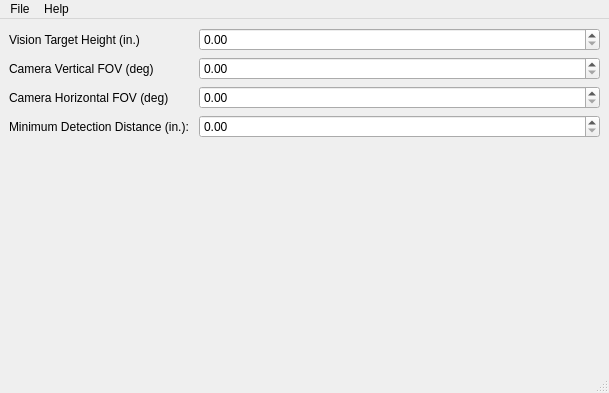
Old version of the form inc/MainWindow.ui in the repository FRC-836/Camera_Calculator.
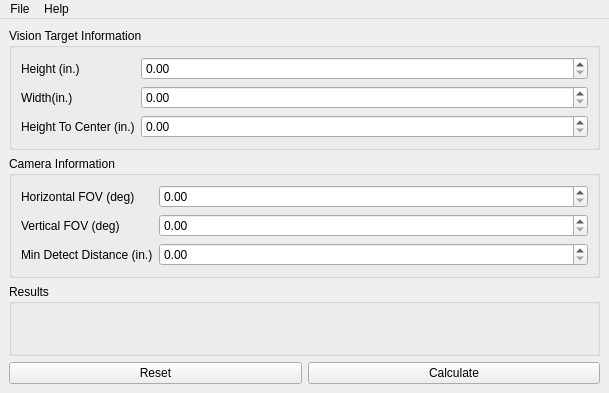
New version of the form.

Commit message: finished initial version of GUI design

Diff of the .ui file:
```diff
--- a/inc/MainWindow.ui
+++ b/inc/MainWindow.ui
@@ -14,13 +14,17 @@
    <string>Camera Calculator</string>
   </property>
   <widget class="QWidget" name="centralwidget">
-   <layout class="QHBoxLayout" name="horizontalLayout">
+   <layout class="QVBoxLayout" name="verticalLayout">
     <item>
+     <widget class="QGroupBox" name="gboxVtInfo">
+      <property name="title">
+       <string>Vision Target Information</string>
+      </property>
      <layout class="QFormLayout" name="formLayout">
       <item row="0" column="0">
        <widget class="QLabel" name="lblVtHeight">
         <property name="text">
-         <string>Vision Target Height (in.)</string>
+          <string>Height (in.)</string>
         </property>
        </widget>
       </item>
@@ -30,7 +34,7 @@
       <item row="1" column="0">
        <widget class="QLabel" name="lblCameraFovVert">
         <property name="text">
-         <string>Camera Vertical FOV (deg)</string>
+          <string>Width(in.)</string>
         </property>
        </widget>
       </item>
@@ -40,24 +44,80 @@
       <item row="2" column="0">
        <widget class="QLabel" name="lblCameraFovHor">
         <property name="text">
-         <string>Camera Horizontal FOV (deg)</string>
+          <string>Height To Center (in.)</string>
         </property>
        </widget>
       </item>
       <item row="2" column="1">
-       <widget class="QDoubleSpinBox" name="dspnCameraFovHor"/>
-      </item>
-      <item row="3" column="0">
+        <widget class="QDoubleSpinBox" name="dspnVtCenterHeight"/>
+       </item>
+      </layout>
+     </widget>
+    </item>
+    <item>
+     <widget class="QGroupBox" name="gboxCameraInfo">
+      <property name="title">
+       <string>Camera Information</string>
+      </property>
+      <layout class="QFormLayout" name="formLayout_2">
+       <item row="0" column="0">
+        <widget class="QLabel" name="lblFovHor">
+         <property name="text">
+          <string>Horizontal FOV (deg)</string>
+         </property>
+        </widget>
+       </item>
+       <item row="0" column="1">
+        <widget class="QDoubleSpinBox" name="dspnFovHor"/>
+       </item>
+       <item row="1" column="0">
+        <widget class="QLabel" name="lblFovVert">
+         <property name="text">
+          <string>Vertical FOV (deg)</string>
+         </property>
+        </widget>
+       </item>
+       <item row="1" column="1">
+        <widget class="QDoubleSpinBox" name="dspnFovVert"/>
+       </item>
+       <item row="2" column="0">
        <widget class="QLabel" name="lblMinDistance">
         <property name="text">
-         <string>Minimum Detection Distance (in.): </string>
+          <string>Min Detect Distance (in.)</string>
         </property>
        </widget>
       </item>
-      <item row="3" column="1">
+       <item row="2" column="1">
        <widget class="QDoubleSpinBox" name="dspnMinDistance"/>
       </item>
      </layout>
+     </widget>
+    </item>
+    <item>
+     <widget class="QGroupBox" name="gboxResults">
+      <property name="title">
+       <string>Results</string>
+      </property>
+      <layout class="QFormLayout" name="formLayout_3"/>
+     </widget>
+    </item>
+    <item>
+     <layout class="QHBoxLayout" name="horizontalLayout">
+      <item>
+       <widget class="QPushButton" name="btnReset">
+        <property name="text">
+         <string>Reset</string>
+        </property>
+       </widget>
+      </item>
+      <item>
+       <widget class="QPushButton" name="btnCalculate">
+        <property name="text">
+         <string>Calculate</string>
+        </property>
+       </widget>
+      </item>
+     </layout>
     </item>
    </layout>
   </widget>
@@ -85,7 +145,6 @@
    <addaction name="mnuFile"/>
    <addaction name="mnuHelp"/>
   </widget>
-  <widget class="QStatusBar" name="statusbar"/>
   <action name="actAbout">
    <property name="text">
     <string>About</string>
```
Left out of the diff: 6 changed lines with no effect on the pictures. Lines whose indentation alone changed are shown as unchanged. The commit also changes 1 other file.
